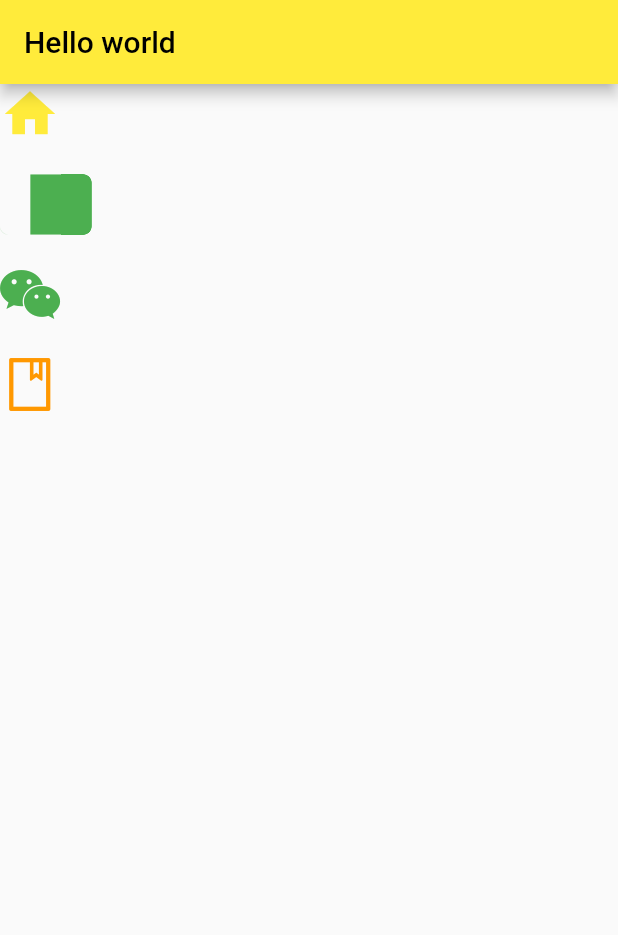
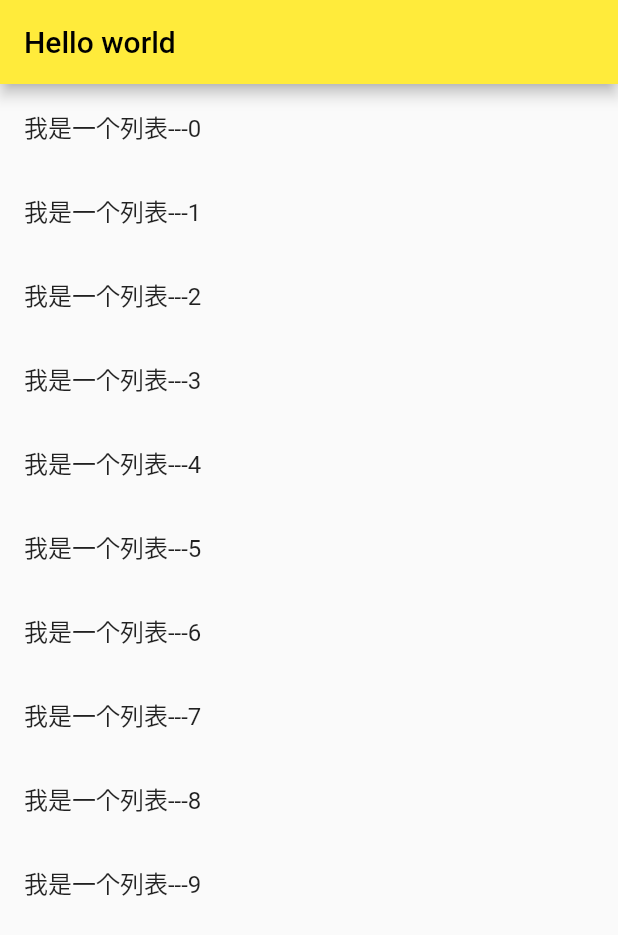
Before and after one commit to yongbonbon/flutter-demo, a Flutter app: the screen it shows after launch, on a phone screen of 412 x 824 dp. Shown: the top 935 px of the screen. Run offline on Flutter 3.47's test engine with Material 2 defaults, Android fonts, the light colour scheme and no system bars.

Commit message:
feat:flutter-List

```diff
--- /dev/null
+++ b/lib/DynamicList.dart
@@ -0,0 +1,37 @@
+import 'package:flutter/material.dart';
+
+//水平列表
+class DynamicList extends StatelessWidget {
+  List dynamicListItems = [];
+
+  DynamicList({Key? key}) : super(key: key) {
+    for (var i = 0; i < 10; i++) {
+      dynamicListItems.add('我是一个列表---$i');
+    }
+  }
+
+  List<Widget> _initListView() {
+    List<Widget> list = [];
+    for (var i = 0; i < 10; i++) {
+      list.add(ListTile(
+          title: Text('如果你是对的，你没必要发脾气；如果你是错的，你没资格去发脾气。这才是真正的智慧。---${i + 1}')));
+    }
+    return list;
+  }
+
+  @override
+  Widget build(BuildContext context) {
+    // TODO: implement build
+    return ListView.builder(
+      itemCount: dynamicListItems.length,
+      itemBuilder: (context, index) {
+        return ListTile(title: Text("${dynamicListItems[index]}"));
+      },
+    );
+  }
+
+  // @override
+  // Widget build(BuildContext context) {
+  //   return ListView(children: _initListView());
+  // }
+}
```
Also changed, not shown: lib/Horzvail.dart (added, +43 -0 lines), lib/MyList.dart (+40 -0 lines), lib/main.dart (+17 -14 lines).
